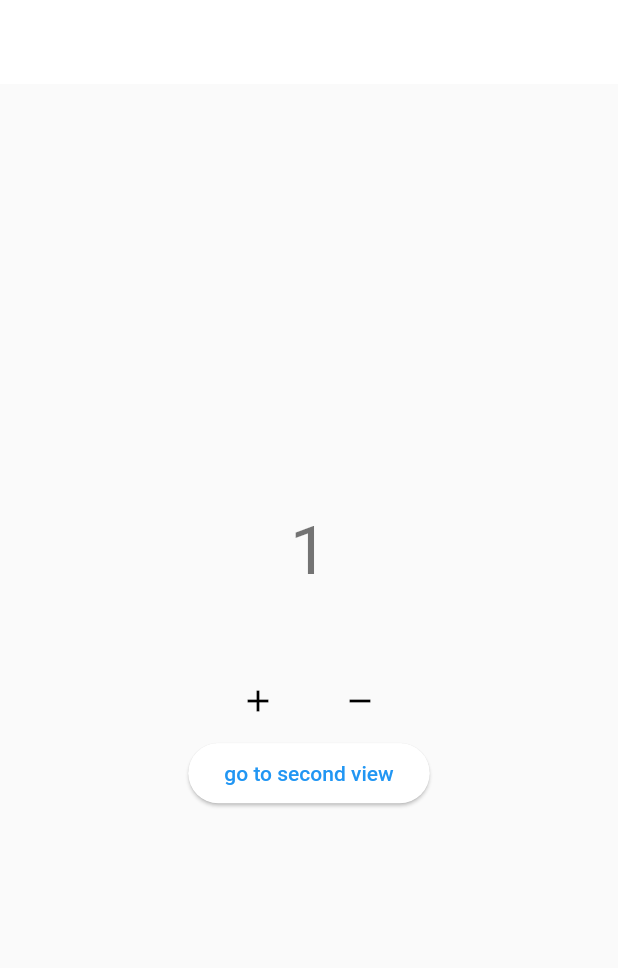
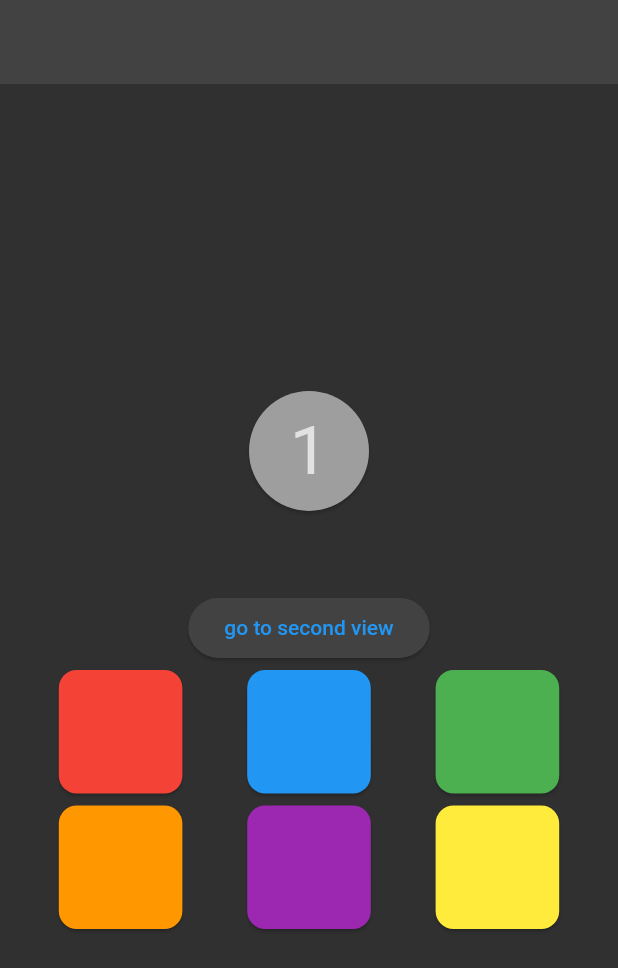
Before and after one commit to demir0729/state_manager_sample, a Flutter app: the screen it shows after launch, on a phone screen of 412 x 824 dp. Shown: the top 968 px of the screen. Run offline on Flutter 3.47's test engine with Material 2 defaults, Android fonts, the phone set to English and light mode, and no system bars; our stand-ins replace bloc, connectivity_plus, equatable, flutter_bloc.

Commit message:
created color cubit

```diff
--- /dev/null
+++ b/lib/business_logic/color_cubit/color_cubit.dart
@@ -0,0 +1,11 @@
+import 'package:bloc/bloc.dart';
+import 'package:equatable/equatable.dart';
+import 'package:flutter/material.dart';
+
+part 'color_state.dart';
+
+class ColorCubit extends Cubit<ColorState> {
+  ColorCubit() : super(const ColorState(color: Colors.grey));
+
+  void changeColor(Color color) => emit(ColorState(color: color));
+}
--- /dev/null
+++ b/lib/business_logic/color_cubit/color_state.dart
@@ -0,0 +1,8 @@
+part of 'color_cubit.dart';
+
+class ColorState extends Equatable {
+  const ColorState({required this.color});
+  final Color color;
+  @override
+  List<Object> get props => [color];
+}
--- a/lib/business_logic/counter_cubit/counter_cubit.dart
+++ b/lib/business_logic/counter_cubit/counter_cubit.dart
@@ -2,15 +2,25 @@ import 'dart:async';
 
 import 'package:bloc/bloc.dart';
 import 'package:equatable/equatable.dart';
+import 'package:flutter/material.dart';
+import 'package:state_manager_sample/business_logic/color_cubit/color_cubit.dart';
 import 'package:state_manager_sample/business_logic/internet_counter/internet_cubit.dart';
 import 'package:state_manager_sample/constants/enums.dart';
 
 part 'counter_state.dart';
 
 class CounterCubit extends Cubit<CounterState> {
-  CounterCubit({required this.internetCubit})
-      : super(const CounterState(countValue: 0)) {
-    streamSubscription = internetCubit.stream.listen((internetState) {
+  CounterCubit({
+    required this.internetCubit,
+    required this.colorCubit,
+  }) : super(const CounterState(countValue: 0)) {
+    monitorInternetStream();
+    monitorColorStream();
+  }
+
+  StreamSubscription<InternetState> monitorInternetStream() {
+    return internetStreamSubscription =
+        internetCubit.stream.listen((internetState) {
       if (internetState is WifiOrMobileState &&
           internetState.isConnected == IsConnected.yes) {
         increment();
@@ -21,8 +31,31 @@ class CounterCubit extends Cubit<CounterState> {
     });
   }
 
-  final InternetCubit internetCubit;
-  late final StreamSubscription streamSubscription;
+  StreamSubscription<ColorState> monitorColorStream() {
+    return colorStreamSubscription = colorCubit.stream.listen((colorState) {
+      if (colorState.color == Colors.red ||
+          colorState.color == Colors.green ||
+          colorState.color == Colors.blue) {
+        increment();
+      } else {
+        decrement();
+      }
+    });
+  }
+
   void increment() => emit(CounterState(countValue: state.countValue + 1));
   void decrement() => emit(CounterState(countValue: state.countValue - 1));
+
+  @override
+  Future<void> close() {
+    internetStreamSubscription.cancel();
+    colorStreamSubscription.cancel();
+    return super.close();
+  }
+
+  final InternetCubit internetCubit;
+  final ColorCubit colorCubit;
+
+  late final StreamSubscription internetStreamSubscription;
+  late final StreamSubscription colorStreamSubscription;
 }
--- a/lib/main.dart
+++ b/lib/main.dart
@@ -2,6 +2,7 @@ import 'package:connectivity_plus/connectivity_plus.dart';
 import 'package:flutter/material.dart';
 import 'package:flutter/services.dart';
 import 'package:flutter_bloc/flutter_bloc.dart';
+import 'package:state_manager_sample/business_logic/color_cubit/color_cubit.dart';
 import 'package:state_manager_sample/business_logic/internet_counter/internet_cubit.dart';
 import 'package:state_manager_sample/presentation/views/home_view.dart';
 
@@ -24,14 +25,19 @@ class MyApp extends StatelessWidget {
           create: (context) => InternetCubit(connectivity: Connectivity()),
         ),
         BlocProvider(
-          create: (context) => CounterCubit(
-              internetCubit: BlocProvider.of<InternetCubit>(context)),
+          create: (context) => ColorCubit(),
         ),
       ],
       child: MaterialApp(
-        theme: ThemeData().copyWith(useMaterial3: true),
+        theme: ThemeData.dark().copyWith(useMaterial3: true),
         debugShowCheckedModeBanner: false,
-        home: const HomeView(),
+        home: BlocProvider(
+          create: (context) => CounterCubit(
+            colorCubit: BlocProvider.of<ColorCubit>(context),
+            internetCubit: BlocProvider.of<InternetCubit>(context),
+          ),
+          child: const HomeView(),
+        ),
       ),
     );
   }
--- a/lib/presentation/views/home_view.dart
+++ b/lib/presentation/views/home_view.dart
@@ -1,10 +1,12 @@
 import 'package:flutter/material.dart';
 import 'package:flutter_bloc/flutter_bloc.dart';
+import 'package:state_manager_sample/business_logic/color_cubit/color_cubit.dart';
 import 'package:state_manager_sample/business_logic/internet_counter/internet_cubit.dart';
 import 'package:state_manager_sample/constants/enums.dart';
 import 'package:state_manager_sample/presentation/views/second_view.dart';
 
 import '../../business_logic/counter_cubit/counter_cubit.dart';
+import '../widgets/color_card_widget.dart';
 
 class HomeView extends StatelessWidget {
   const HomeView({super.key});
@@ -17,34 +19,31 @@ class HomeView extends StatelessWidget {
         child: Column(
           mainAxisAlignment: MainAxisAlignment.center,
           children: [
-            BlocBuilder<CounterCubit, CounterState>(
+            BlocBuilder<ColorCubit, ColorState>(
               builder: (context, state) {
-                return Text(
-                  state.countValue.toString(),
-                  style: Theme.of(context).textTheme.displaySmall,
+                return Card(
+                  color: state.color,
+                  shape: RoundedRectangleBorder(
+                      borderRadius: BorderRadius.circular(50)),
+                  child: BlocBuilder<CounterCubit, CounterState>(
+                    builder: (context, state) {
+                      return SizedBox(
+                        width: 80,
+                        height: 80,
+                        child: Center(
+                          child: Text(
+                            state.countValue.toString(),
+                            style: Theme.of(context).textTheme.displaySmall,
+                          ),
+                        ),
+                      );
+                    },
+                  ),
                 );
               },
             ),
             const SizedBox(
               height: 50,
-            ),
-            Row(
-              mainAxisAlignment: MainAxisAlignment.center,
-              children: [
-                IconButton(
-                  onPressed: () {
-                    BlocProvider.of<CounterCubit>(context).increment();
-                  },
-                  icon: const Icon(Icons.add),
-                ),
-                const SizedBox(width: 20),
-                IconButton(
-                  onPressed: () {
-                    BlocProvider.of<CounterCubit>(context).decrement();
-                  },
-                  icon: const Icon(Icons.remove),
-                ),
-              ],
             ),
             BlocBuilder<InternetCubit, InternetState>(
               builder: (context, state) {
@@ -67,7 +66,35 @@ class HomeView extends StatelessWidget {
                 }
                 return const CircularProgressIndicator();
               },
-            )
+            ),
+            const Row(
+              mainAxisAlignment: MainAxisAlignment.spaceEvenly,
+              children: [
+                ColorCard(
+                  color: Colors.red,
+                ),
+                ColorCard(
+                  color: Colors.blue,
+                ),
+                ColorCard(
+                  color: Colors.green,
+                ),
+              ],
+            ),
+            const Row(
+              mainAxisAlignment: MainAxisAlignment.spaceEvenly,
+              children: [
+                ColorCard(
+                  color: Colors.orange,
+                ),
+                ColorCard(
+                  color: Colors.purple,
+                ),
+                ColorCard(
+                  color: Colors.yellow,
+                ),
+              ],
+            ),
           ],
         ),
       ),
--- /dev/null
+++ b/lib/presentation/widgets/color_card_widget.dart
@@ -0,0 +1,28 @@
+import 'package:flutter/material.dart';
+import 'package:flutter_bloc/flutter_bloc.dart';
+import 'package:state_manager_sample/business_logic/color_cubit/color_cubit.dart';
+
+
+class ColorCard extends StatelessWidget {
+  const ColorCard({
+    super.key,
+    required this.color,
+  });
+  final Color color;
+  @override
+  Widget build(BuildContext context) {
+    return Card(
+      color: color,
+      child: InkWell(
+        borderRadius: BorderRadius.circular(10),
+        onTap: () {
+          context.read<ColorCubit>().changeColor(color);
+        },
+        child: SizedBox(
+            width: MediaQuery.of(context).size.width * 0.2,
+            height: MediaQuery.of(context).size.height * 0.1,
+            child: null),
+      ),
+    );
+  }
+}
```
Also changed, not shown: 1 other file.
